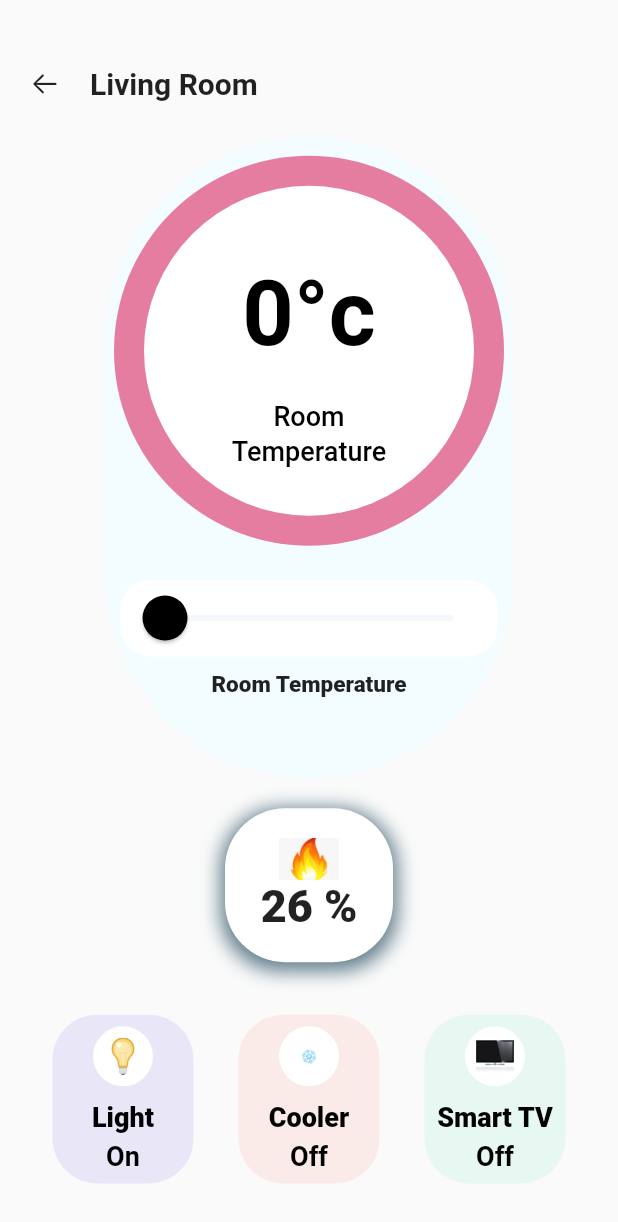
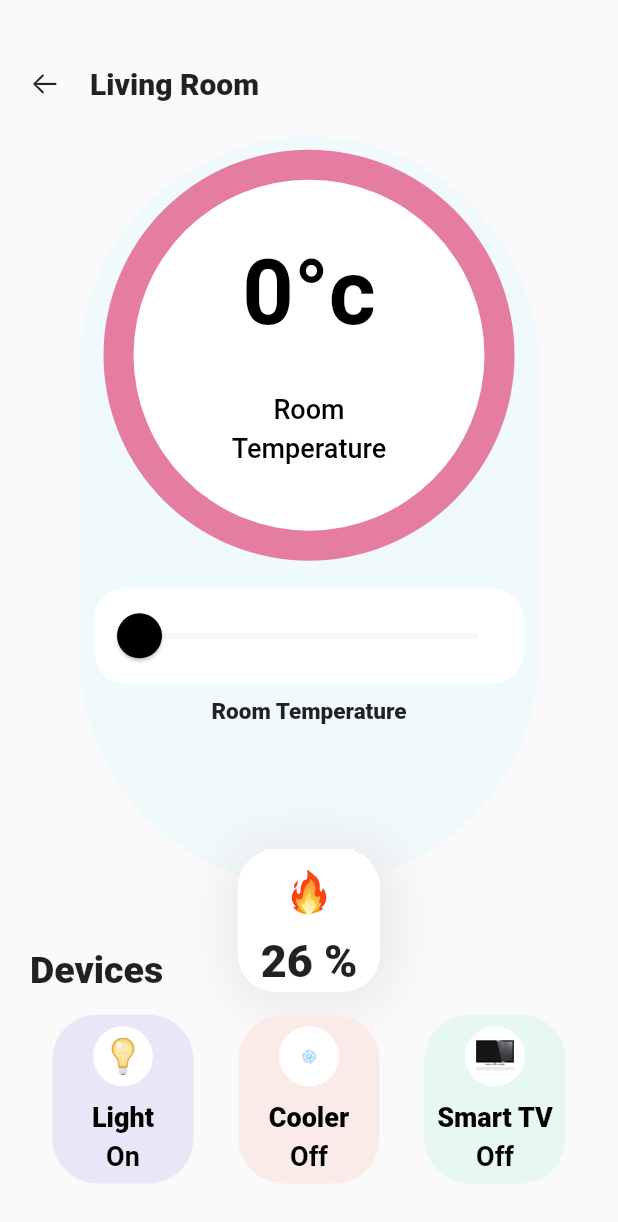
Before and after one commit to Hrishikeshadsod/UI_Home_App, a Flutter app: the LivingRoom screen opened directly, on a phone screen of 412 x 824 dp. Shown: the top 1222 px of the screen. Run offline on Flutter 3.47's test engine with Material 2 defaults, Android fonts, the phone set to English and light mode, and no system bars; missing offline and left inert: flutter_emoji.

Commit message:
Stack widget added - living room screen

```diff
--- a/lib/Living Room.dart
+++ b/lib/Living Room.dart
@@ -42,7 +42,7 @@ class _LivingRoomState extends State<LivingRoom> {
                         'Living Room',
                         style: TextStyle(
                           fontSize: 20,
-                          fontWeight: FontWeight.w700,
+                          fontWeight: FontWeight.w900,
                         ),
                       ),
                     ),
@@ -50,35 +50,41 @@ class _LivingRoomState extends State<LivingRoom> {
                 ),
               ),
               Expanded(
-                flex: 6,
+                flex: 7,
                 //second row with the temperature slider
+                child: Stack(
+                  alignment: Alignment.bottomCenter,
+                  overflow: Overflow.visible,
+                  children: <Widget>[
+                    Container(
                       child: Row(
                         crossAxisAlignment: CrossAxisAlignment.stretch,
                         children: <Widget>[
                           Expanded(
                             child: Container(
-                        margin: EdgeInsets.only(left: 50, right: 50),
+                              margin: EdgeInsets.only(left: 33, right: 33),
                               decoration: BoxDecoration(
-                          color: Color(0XFFF3FCFE),
+                                color: Color(0XFFF0F9FC),
                                 borderRadius: BorderRadius.circular(170.0),
                               ),
                               child: Column(
-                          mainAxisAlignment: MainAxisAlignment.spaceBetween,
+                                mainAxisAlignment: MainAxisAlignment.center,
                                 crossAxisAlignment: CrossAxisAlignment.center,
                                 children: <Widget>[
                                   Expanded(
-                              flex: 4,
+                                    flex: 7,
                                     child: CircleAvatar(
-                                radius: 130,
+                                      radius: 137,
                                       backgroundColor: Color(0XFFE57DA1),
                                       child: CircleAvatar(
-                                  radius: 110,
+                                        radius: 117,
                                         backgroundColor: Colors.white,
                                         child: Column(
-                                    mainAxisAlignment: MainAxisAlignment.center,
+                                          mainAxisAlignment:
+                                              MainAxisAlignment.center,
                                           children: <Widget>[
                                             SizedBox(
-                                        height: 50,
+                                              height: 40,
                                             ),
                                             Expanded(
                                               flex: 4,
@@ -114,7 +120,7 @@ class _LivingRoomState extends State<LivingRoom> {
                                               ),
                                             ),
                                             SizedBox(
-                                        height: 30,
+                                              height: 40,
                                             ),
                                           ],
                                         ),
@@ -122,22 +128,26 @@ class _LivingRoomState extends State<LivingRoom> {
                                     ),
                                   ),
                                   Expanded(
-                              flex: 1,
+                                    flex: 2,
                                     child: Padding(
                                       padding: EdgeInsets.all(10),
                                       child: Container(
                                         decoration: BoxDecoration(
                                           color: Colors.white,
-                                    borderRadius: BorderRadius.circular(20.0),
+                                          borderRadius:
+                                              BorderRadius.circular(20.0),
                                         ),
                                         child: SliderTheme(
-                                    data: SliderTheme.of(context).copyWith(
-                                      inactiveTrackColor: Color(0xFFF4F7FC),
+                                          data:
+                                              SliderTheme.of(context).copyWith(
+                                            inactiveTrackColor:
+                                                Color(0xFFF4F7FC),
                                             activeTrackColor: Color(0XFFE0F7F7),
                                             thumbColor: Colors.black,
                                             thumbShape: RoundSliderThumbShape(
                                                 enabledThumbRadius: 15.0),
-                                      overlayShape: RoundSliderOverlayShape(
+                                            overlayShape:
+                                                RoundSliderOverlayShape(
                                                     overlayRadius: 30.0),
                                           ),
                                           child: Slider(
@@ -155,14 +165,19 @@ class _LivingRoomState extends State<LivingRoom> {
                                     ),
                                   ),
                                   Expanded(
-                                flex: 1,
+                                    flex: 2,
                                     child: Text(
                                       'Room Temperature',
                                       style: TextStyle(
                                         fontWeight: FontWeight.w900,
                                         fontSize: 15,
                                       ),
-                                ))
+                                    ),
+                                  ),
+                                  Expanded(
+                                    flex: 1,
+                                    child: SizedBox(),
+                                  )
                                 ],
                               ),
                             ),
@@ -170,27 +185,66 @@ class _LivingRoomState extends State<LivingRoom> {
                         ],
                       ),
                     ),
-              Expanded(
+                    Positioned(
+                      top: 475,
+                      child: ShadowContainer(),
+                    ),
+                  ],
+                ),
+              ),
+              /*Expanded(
                 flex: 2,
                 child: Padding(
                   padding: EdgeInsets.only(
                       left: 130, right: 130, top: 20, bottom: 20),
                   child: ShadowContainer(),
                 ),
+              ),*/
+
+              Expanded(
+                flex: 1,
+                child: Column(
+                  mainAxisAlignment: MainAxisAlignment.end,
+                  crossAxisAlignment: CrossAxisAlignment.start,
+                  children: <Widget>[
+                    Text(
+                      'Devices',
+                      style: TextStyle(
+                        fontSize: 25,
+                        fontWeight: FontWeight.w800,
+                      ),
+                    ),
+                  ],
+                ),
               ),
               Expanded(
                 flex: 2,
                 //third row
                 child: Row(
+                  mainAxisAlignment: MainAxisAlignment.center,
                   children: <Widget>[
                     Expanded(
-                      child: LivingRoomCard(colour: Color(0XFFE9E7F7), icon: "assets/images/light.png", label: 'Light', label2: 'On',),
+                      child: LivingRoomCard(
+                        colour: Color(0XFFE9E7F7),
+                        icon: "assets/images/light.png",
+                        label: 'Light',
+                        label2: 'On',
+                      ),
                     ),
                     Expanded(
-                      child: LivingRoomCard(colour: Color(0XFFFAEBE8), icon: 'assets/images/cooler.png', label: 'Cooler', label2: 'Off',),
+                      child: LivingRoomCard(
+                        colour: Color(0XFFFAEBE8),
+                        icon: 'assets/images/cooler.png',
+                        label: 'Cooler',
+                        label2: 'Off',
+                      ),
                     ),
                     Expanded(
-                      child: LivingRoomCard(colour: Color(0XFFE7F7F1), icon: "assets/images/tv.jpg", label: 'Smart TV', label2: 'Off',
+                      child: LivingRoomCard(
+                        colour: Color(0XFFE7F7F1),
+                        icon: "assets/images/tv.jpg",
+                        label: 'Smart TV',
+                        label2: 'Off',
                       ),
                     ),
                   ],
--- a/lib/Living_Room_Cards.dart
+++ b/lib/Living_Room_Cards.dart
@@ -10,6 +10,8 @@ class LivingRoomCard extends StatelessWidget {
   @override
   Widget build(BuildContext context) {
     return Container(
+     /* height:180,
+      width: 120,*/
       child: Column(
         mainAxisAlignment: MainAxisAlignment.center,
         crossAxisAlignment: CrossAxisAlignment.center,
--- a/lib/shadowContainer.dart
+++ b/lib/shadowContainer.dart
@@ -5,37 +5,39 @@ class ShadowContainer extends StatelessWidget {
   @override
   Widget build(BuildContext context) {
     return Container(
+      height:95,
+      width:95,
       decoration: BoxDecoration(
         shape: BoxShape.rectangle,
         color: Colors.white,
-        borderRadius: BorderRadius.circular(40),
+        borderRadius: BorderRadius.circular(25),
         boxShadow: [
           BoxShadow(
-            color: Colors.blueGrey,
+            color: Color(0xFFE7E7E7),
             offset: Offset(
-              0,
-              3.0,
+              2,
+              2.0,
             ),
-            blurRadius: 10.0,
-            spreadRadius: 3.0,
+            blurRadius: 30.0,
+            spreadRadius: 5.0,
           ),
         ],
       ),
+
       child: Column(
-        mainAxisAlignment: MainAxisAlignment.spaceAround,
+        mainAxisAlignment: MainAxisAlignment.center,
         children: <Widget>[
-          SizedBox(
-            height: 20,
-          ),
+
           Expanded(
-            flex: 1,
+            flex: 3,
             child: Image.asset(
               "assets/images/fire.jpg",
-              height: 40,
-              width: 40,
+              height: 60,
+              width: 60,
               fit: BoxFit.fitWidth,
             ),
           ),
+
           Expanded(
             flex: 2,
             child: Text(
```
Also changed, not shown: assets/images/fire.jpg. Lines whose indentation alone changed are shown as unchanged.
